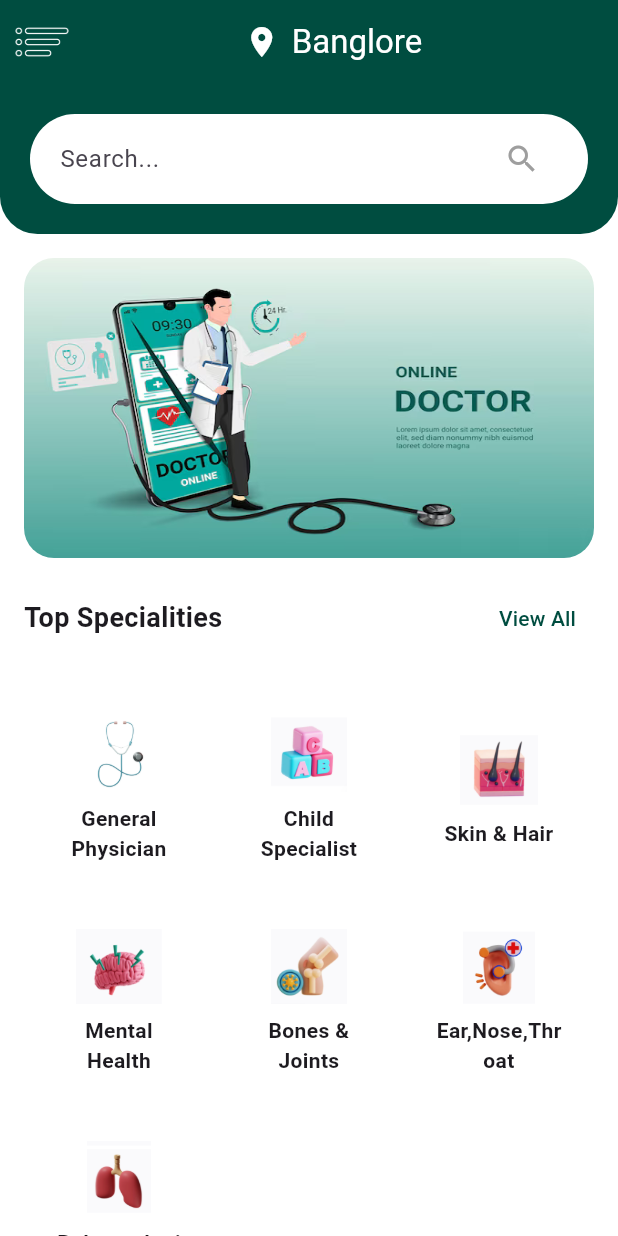
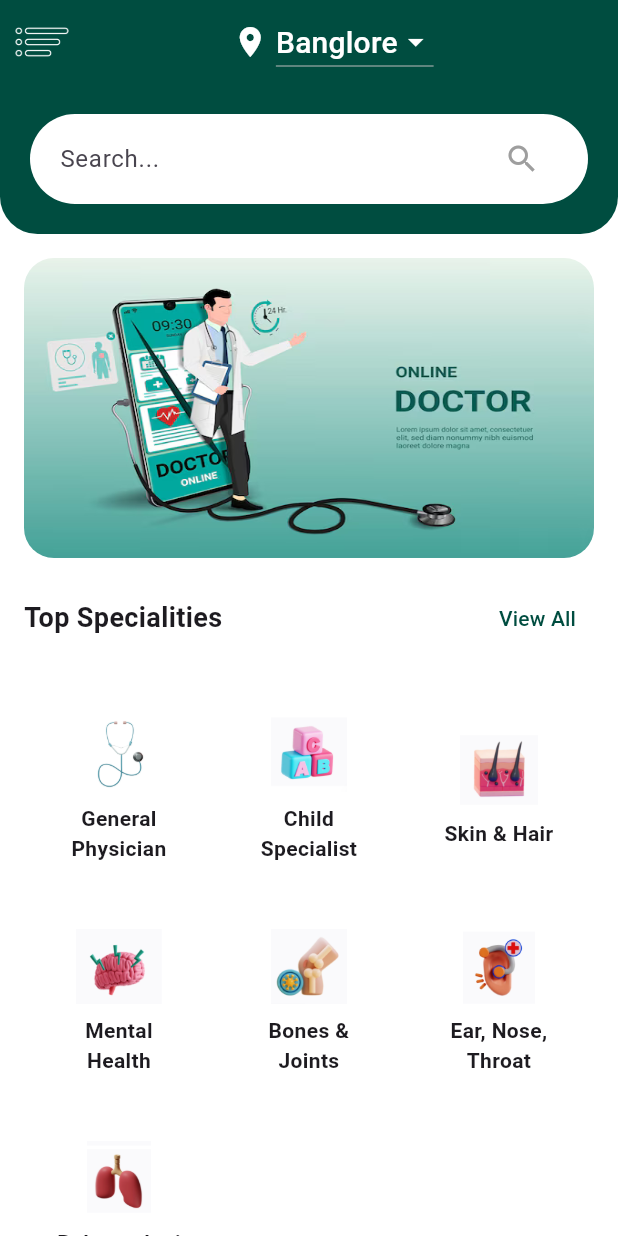
Before and after one commit to Theertha28/flt_task1, a Flutter app: the screen it shows after launch, on a phone screen of 412 x 824 dp. Run offline on Flutter 3.47's test engine with Material 3 defaults, Android fonts, the phone set to English and light mode, and no system bars; our stand-ins replace flutter_svg.

Commit message:
screen two updated

```diff
--- a/lib/main.dart
+++ b/lib/main.dart
@@ -1,6 +1,8 @@
+import 'package:flt_task1/controller/screen_two_controller.dart';
 import 'package:flt_task1/dummydb.dart';
 import 'package:flt_task1/view/screen_one/screen_one.dart';
 import 'package:flutter/material.dart';
+import 'package:provider/provider.dart';
 
 void main() {
   runApp(MyApp());
@@ -11,9 +13,14 @@ class MyApp extends StatelessWidget {
 
   @override
   Widget build(BuildContext context) {
-    return MaterialApp(
-      debugShowCheckedModeBanner: false,
-      home: ScreenOne(),
+    return MultiProvider(
+      providers: [
+        ChangeNotifierProvider(create: (context) => ScreenTwoController())
+      ],
+      child: MaterialApp(
+        debugShowCheckedModeBanner: false,
+        home: ScreenOne(),
+      ),
     );
   }
 }
--- a/lib/view/screen_one/screen_one.dart
+++ b/lib/view/screen_one/screen_one.dart
@@ -2,9 +2,14 @@ import 'package:flt_task1/view/screen_two/screen_two.dart';
 import 'package:flutter/material.dart';
 import 'package:flutter_svg/flutter_svg.dart';
 
-class ScreenOne extends StatelessWidget {
+class ScreenOne extends StatefulWidget {
   const ScreenOne({super.key});
 
+  @override
+  State<ScreenOne> createState() => _ScreenOneState();
+}
+
+class _ScreenOneState extends State<ScreenOne> {
   @override
   Widget build(BuildContext context) {
     List Specialities = [
@@ -13,7 +18,7 @@ class ScreenOne extends StatelessWidget {
       {"imagePath": "assets/images/skin 1.png", "title": "Skin & Hair"},
       {"imagePath": "assets/images/mental 1 (1).png", "title": "Mental Health"},
       {"imagePath": "assets/images/bones 1.png", "title": "Bones & Joints"},
-      {"imagePath": "assets/images/ent 1.png", "title": "Ear,Nose,Throat"},
+      {"imagePath": "assets/images/ent 1.png", "title": "Ear, Nose, Throat"},
       {"imagePath": "assets/images/lungs 1.png", "title": "Pulmonologist"},
     ];
     return Scaffold(
@@ -32,8 +37,17 @@ class ScreenOne extends StatelessWidget {
           mainAxisAlignment: MainAxisAlignment.center,
           children: [
             Icon(Icons.location_on, color: Colors.white),
-            SizedBox(width: 8),
-            Text("Banglore", style: TextStyle(color: Colors.white)),
+            SizedBox(width: 5),
+            DropdownButton(
+                iconEnabledColor: Colors.white,
+                items: [
+                  DropdownMenuItem(
+                      child: Text(
+                    "Banglore",
+                    style: TextStyle(color: Colors.white, fontSize: 20),
+                  )),
+                ],
+                onChanged: (value) {})
           ],
         ),
         actions: [
--- a/pubspec.yaml
+++ b/pubspec.yaml
@@ -36,6 +36,8 @@ dependencies:
   # Use with the CupertinoIcons class for iOS style icons.
   cupertino_icons: ^1.0.6
   flutter_svg: ^2.0.17
+  http: ^1.3.0
+  provider: ^6.1.2
 
 dev_dependencies:
   flutter_test:
```
Also changed, not shown: lib/controller/screen_two_controller.dart (added, +34 -0 lines), lib/model/image_model.dart (added, +136 -0 lines), lib/view/screen_two/screen_two.dart (+40 -7 lines), pubspec.lock.
